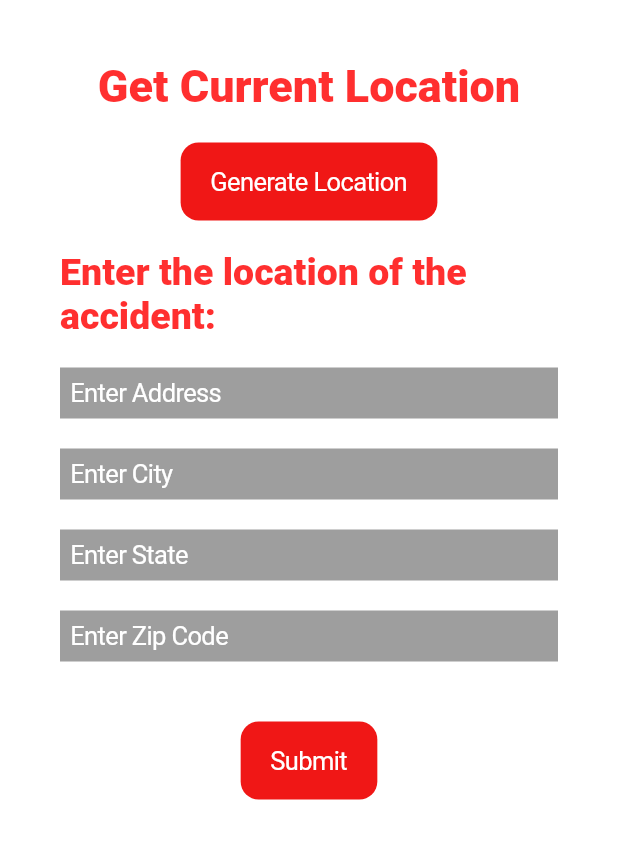
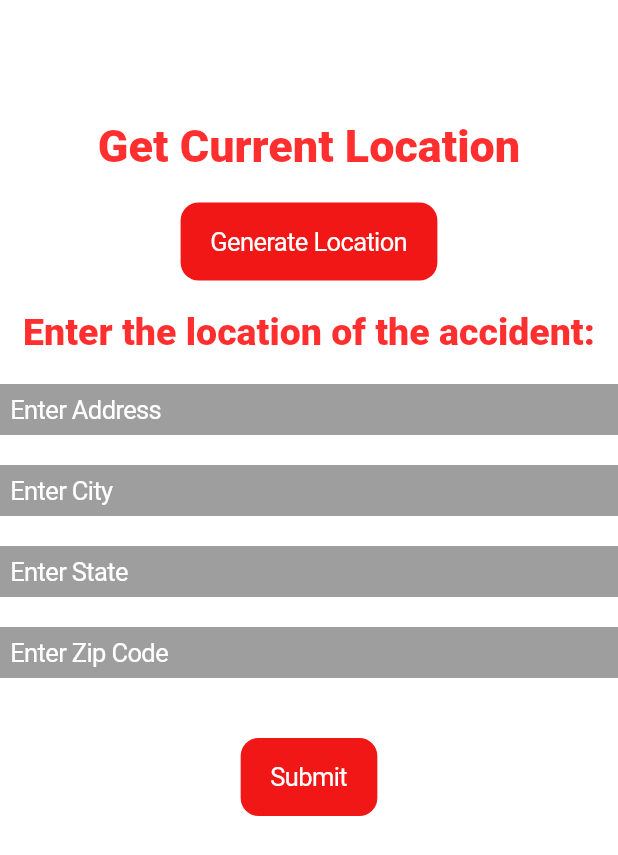
Before and after one commit to st9488/UTDHackathon2021, a Flutter app: the AccidentLocator screen opened by its route, on a phone screen of 412 x 824 dp. Shown: the top 855 px of the screen. Run offline on Flutter 3.47's test engine with Material 2 defaults, Android fonts, the phone set to English and light mode, and no system bars; our stand-ins replace cloud_firestore, firebase_auth, firebase_core, geocoding, geolocator, image_picker; accounts and stored records are empty; Roboto replaces fonts that are missing (BabasNeue).

Commit message:
All my updated stuff

```diff
--- a/lib/pages/accident_locator_page.dart
+++ b/lib/pages/accident_locator_page.dart
@@ -67,7 +67,7 @@ class _AccidentLocatorState extends State<AccidentLocator> {
       children: [
         const Background(),
         Padding(
-          padding: const EdgeInsets.fromLTRB(40, 40, 40, 0),
+          padding: const EdgeInsets.symmetric(vertical: 80),
           child:
           Column(
             children: [
```
Also changed, not shown: 1 other file.
